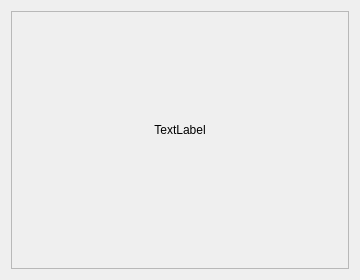
Old version of the form dlgimage.ui in the repository sguerra/Image-Analysis.
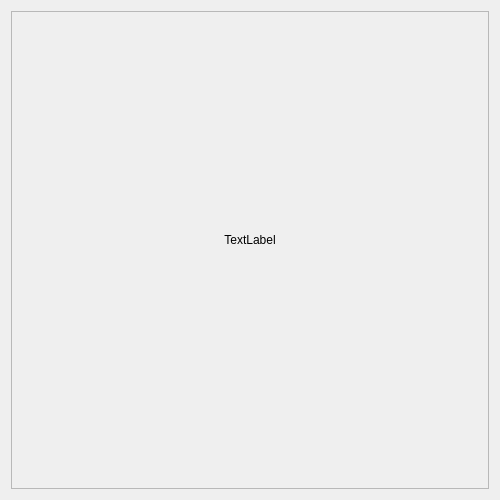
New version of the form. Custom widgets are drawn as their Qt base class.

Patch:
```diff
--- a/dlgimage.ui
+++ b/dlgimage.ui
@@ -6,8 +6,8 @@
    <rect>
     <x>0</x>
     <y>0</y>
-    <width>360</width>
-    <height>280</height>
+    <width>500</width>
+    <height>500</height>
    </rect>
   </property>
   <property name="windowTitle">
@@ -24,8 +24,8 @@
        <rect>
         <x>0</x>
         <y>0</y>
-        <width>334</width>
-        <height>254</height>
+        <width>474</width>
+        <height>474</height>
        </rect>
       </property>
       <layout class="QGridLayout" name="gridLayout_2">
```
Left out of the diff: 2 changed lines with no effect on the pictures.
